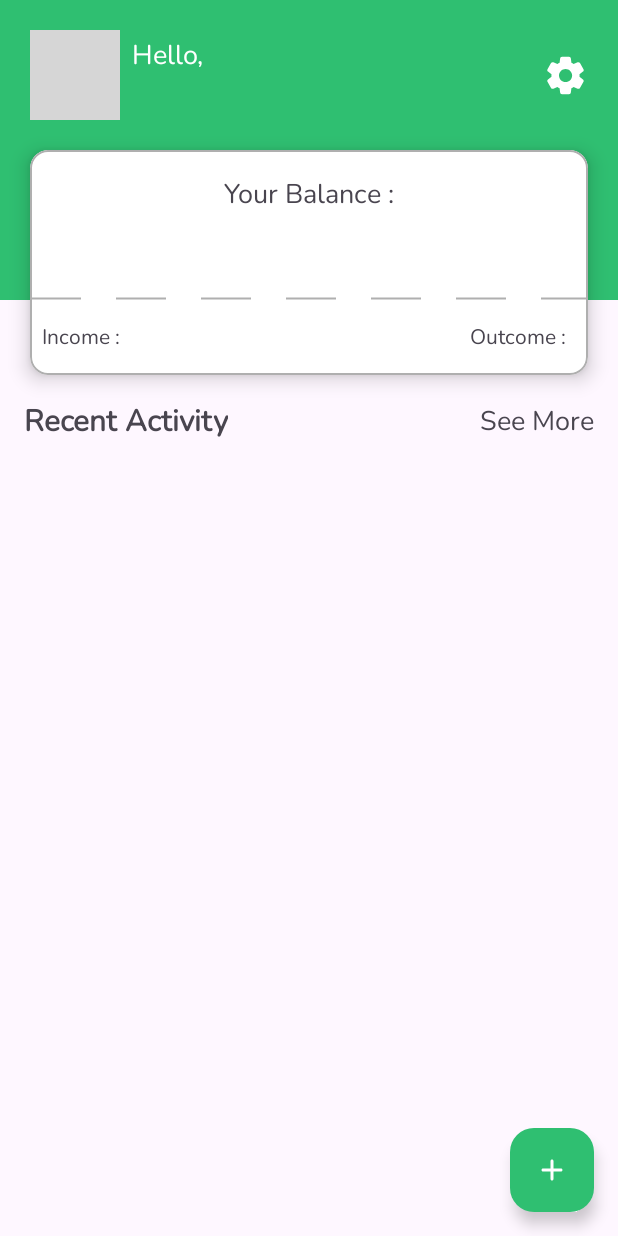
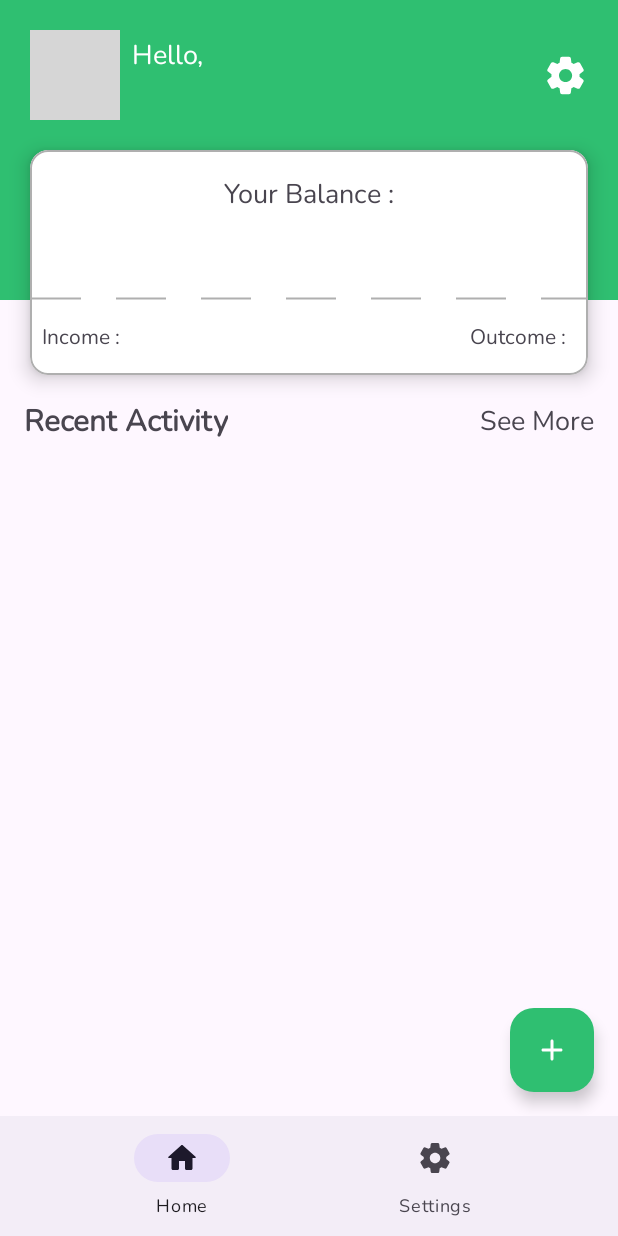
Before and after one commit to bagussubagja/wallet-wizard-app, an Android app: the screen it shows after launch (MainActivity before the commit, MenuActivity after it), after a tap on "Login", on a phone screen of 412 x 824 dp. Run offline under Robolectric (Android 15) with nearby library versions, the light colour scheme and no system bars; 1 other tap on this screen came first; grey boxes are pictures that could not be loaded.

Commit message:
Experimental with Bottom Navbar

```diff
--- a/app/src/main/AndroidManifest.xml
+++ b/app/src/main/AndroidManifest.xml
@@ -6,14 +6,15 @@
         android:allowBackup="true"
         android:dataExtractionRules="@xml/data_extraction_rules"
         android:fullBackupContent="@xml/backup_rules"
-
         android:label="@string/app_name"
-
         android:supportsRtl="true"
         android:theme="@style/Theme.WalletWizardApp"
         tools:targetApi="31">
         <activity
-            android:name=".MainActivity"
+            android:name=".activities.MenuActivity"
+            android:exported="false" />
+        <activity
+            android:name=".activities.MainActivity"
             android:exported="true">
             <intent-filter>
                 <action android:name="android.intent.action.MAIN" />
--- a/app/src/main/java/com/mantequilla/walletwizardapp/MainActivity.kt
+++ b/app/src/main/java/com/mantequilla/walletwizardapp/activities/MainActivity.kt
@@ -1,9 +1,10 @@
-package com.mantequilla.walletwizardapp
+package com.mantequilla.walletwizardapp.activities
 
 import androidx.appcompat.app.AppCompatActivity
 import android.os.Bundle
 import androidx.navigation.NavController
 import androidx.navigation.fragment.NavHostFragment
+import com.mantequilla.walletwizardapp.R
 
 class MainActivity : AppCompatActivity() {
     private lateinit var navController : NavController
--- /dev/null
+++ b/app/src/main/java/com/mantequilla/walletwizardapp/activities/MenuActivity.kt
@@ -0,0 +1,33 @@
+package com.mantequilla.walletwizardapp.activities
+
+import androidx.appcompat.app.AppCompatActivity
+import android.os.Bundle
+import androidx.fragment.app.Fragment
+import com.mantequilla.walletwizardapp.R
+import com.mantequilla.walletwizardapp.databinding.ActivityMenuBinding
+import com.mantequilla.walletwizardapp.fragments.HomeFragment
+import com.mantequilla.walletwizardapp.fragments.SettingFragment
+
+class MenuActivity : AppCompatActivity() {
+    private lateinit var binding : ActivityMenuBinding
+    override fun onCreate(savedInstanceState: Bundle?) {
+        super.onCreate(savedInstanceState)
+        binding = ActivityMenuBinding.inflate(layoutInflater)
+        setContentView(binding.root)
+        replaceFragment(HomeFragment())
+        binding.bottomNav.setOnItemSelectedListener {
+            when(it.itemId) {
+                R.id.homeFragmentId -> replaceFragment(HomeFragment())
+                R.id.settingFragmentId -> replaceFragment(SettingFragment())
+                else -> {}
+            }
+            true
+        }
+    }
+    private fun replaceFragment(fragment : Fragment) {
+        val fragmentManager = supportFragmentManager
+        val fragmentTransaction = fragmentManager.beginTransaction()
+        fragmentTransaction.replace(R.id.flMenuActivity, fragment)
+        fragmentTransaction.commit()
+    }
+}
--- a/app/src/main/java/com/mantequilla/walletwizardapp/fragments/HomeFragment.kt
+++ b/app/src/main/java/com/mantequilla/walletwizardapp/fragments/HomeFragment.kt
@@ -19,15 +19,15 @@
         savedInstanceState: Bundle?
     ): View {
        binding = FragmentHomeBinding.inflate(inflater, container, false)
-        binding.fabToAddTransactionActivity.setOnClickListener {
-            findNavController().navigate(R.id.action_homeFragment_to_addTransactionActivity)
-        }
-        binding.ivSettingButton.setOnClickListener {
-            findNavController().navigate(R.id.action_homeFragment_to_settingFragment)
-        }
-        binding.tvSeeMore.setOnClickListener {
-            findNavController().navigate(R.id.action_homeFragment_to_recentTransactionFragment)
-        }
+//        binding.fabToAddTransactionActivity.setOnClickListener {
+//            findNavController().navigate(R.id.action_homeFragment_to_addTransactionActivity)
+//        }
+//        binding.ivSettingButton.setOnClickListener {
+//            findNavController().navigate(R.id.action_homeFragment_to_settingFragment)
+//        }
+//        binding.tvSeeMore.setOnClickListener {
+//            findNavController().navigate(R.id.action_homeFragment_to_recentTransactionFragment)
+//        }
         return binding.root
     }
 }
--- /dev/null
+++ b/app/src/main/res/drawable/ic_home.xml
@@ -0,0 +1,5 @@
+<vector android:height="24dp" android:tint="#000000"
+    android:viewportHeight="24" android:viewportWidth="24"
+    android:width="24dp" xmlns:android="http://schemas.android.com/apk/res/android">
+    <path android:fillColor="@android:color/white" android:pathData="M10,19v-5h4v5c0,0.55 0.45,1 1,1h3c0.55,0 1,-0.45 1,-1v-7h1.7c0.46,0 0.68,-0.57 0.33,-0.87L12.67,3.6c-0.38,-0.34 -0.96,-0.34 -1.34,0l-8.36,7.53c-0.34,0.3 -0.13,0.87 0.33,0.87H5v7c0,0.55 0.45,1 1,1h3c0.55,0 1,-0.45 1,-1z"/>
+</vector>
--- /dev/null
+++ b/app/src/main/res/drawable/ic_setting.xml
@@ -0,0 +1,5 @@
+<vector android:height="24dp" android:tint="#000000"
+    android:viewportHeight="24" android:viewportWidth="24"
+    android:width="24dp" xmlns:android="http://schemas.android.com/apk/res/android">
+    <path android:fillColor="@android:color/white" android:pathData="M19.5,12c0,-0.23 -0.01,-0.45 -0.03,-0.68l1.86,-1.41c0.4,-0.3 0.51,-0.86 0.26,-1.3l-1.87,-3.23c-0.25,-0.44 -0.79,-0.62 -1.25,-0.42l-2.15,0.91c-0.37,-0.26 -0.76,-0.49 -1.17,-0.68l-0.29,-2.31C14.8,2.38 14.37,2 13.87,2h-3.73C9.63,2 9.2,2.38 9.14,2.88L8.85,5.19c-0.41,0.19 -0.8,0.42 -1.17,0.68L5.53,4.96c-0.46,-0.2 -1,-0.02 -1.25,0.42L2.41,8.62c-0.25,0.44 -0.14,0.99 0.26,1.3l1.86,1.41C4.51,11.55 4.5,11.77 4.5,12s0.01,0.45 0.03,0.68l-1.86,1.41c-0.4,0.3 -0.51,0.86 -0.26,1.3l1.87,3.23c0.25,0.44 0.79,0.62 1.25,0.42l2.15,-0.91c0.37,0.26 0.76,0.49 1.17,0.68l0.29,2.31C9.2,21.62 9.63,22 10.13,22h3.73c0.5,0 0.93,-0.38 0.99,-0.88l0.29,-2.31c0.41,-0.19 0.8,-0.42 1.17,-0.68l2.15,0.91c0.46,0.2 1,0.02 1.25,-0.42l1.87,-3.23c0.25,-0.44 0.14,-0.99 -0.26,-1.3l-1.86,-1.41C19.49,12.45 19.5,12.23 19.5,12zM12.04,15.5c-1.93,0 -3.5,-1.57 -3.5,-3.5s1.57,-3.5 3.5,-3.5s3.5,1.57 3.5,3.5S13.97,15.5 12.04,15.5z"/>
+</vector>
--- a/app/src/main/res/layout/activity_main.xml
+++ b/app/src/main/res/layout/activity_main.xml
@@ -4,7 +4,7 @@
     xmlns:tools="http://schemas.android.com/tools"
     android:layout_width="match_parent"
     android:layout_height="match_parent"
-    tools:context=".MainActivity">
+    tools:context=".activities.MainActivity">
 
 
     <androidx.fragment.app.FragmentContainerView
--- /dev/null
+++ b/app/src/main/res/layout/activity_menu.xml
@@ -0,0 +1,33 @@
+<?xml version="1.0" encoding="utf-8"?>
+<androidx.constraintlayout.widget.ConstraintLayout xmlns:android="http://schemas.android.com/apk/res/android"
+    xmlns:app="http://schemas.android.com/apk/res-auto"
+    xmlns:tools="http://schemas.android.com/tools"
+    android:layout_width="match_parent"
+    android:layout_height="match_parent"
+    tools:context=".activities.MenuActivity">
+
+    <FrameLayout
+        android:id="@+id/flMenuActivity"
+        android:layout_width="@dimen/dimen0dp"
+        android:layout_height="@dimen/dimen0dp"
+        app:layout_constraintBottom_toTopOf="@+id/bottomNav"
+        app:layout_constraintEnd_toEndOf="parent"
+        app:layout_constraintStart_toStartOf="parent"
+        app:layout_constraintTop_toTopOf="parent">
+
+
+    </FrameLayout>
+
+    <com.google.android.material.bottomnavigation.BottomNavigationView
+        android:id="@+id/bottomNav"
+        android:layout_width="@dimen/dimen0dp"
+        android:layout_height="wrap_content"
+        app:menu="@menu/bottom_nav_menu"
+        app:layout_constraintBottom_toBottomOf="parent"
+        app:layout_constraintEnd_toEndOf="parent"
+        app:layout_constraintStart_toStartOf="parent">
+
+    </com.google.android.material.bottomnavigation.BottomNavigationView>
+
+
+</androidx.constraintlayout.widget.ConstraintLayout>
--- /dev/null
+++ b/app/src/main/res/menu/bottom_nav_menu.xml
@@ -0,0 +1,15 @@
+<?xml version="1.0" encoding="utf-8"?>
+<menu xmlns:android="http://schemas.android.com/apk/res/android">
+
+    <item android:title="@string/home_title_navbar"
+        android:id="@+id/homeFragmentId"
+        android:icon="@drawable/ic_home"
+        android:iconTint="@color/greenPrimary"
+        />
+    <item android:title="@string/settings_title_navbar"
+        android:id="@+id/settingFragmentId"
+        android:icon="@drawable/ic_setting"
+        android:iconTint="@color/greenPrimary"
+        />
+
+</menu>
--- a/app/src/main/res/navigation/app_nav.xml
+++ b/app/src/main/res/navigation/app_nav.xml
@@ -3,23 +3,8 @@
     xmlns:app="http://schemas.android.com/apk/res-auto"
     xmlns:tools="http://schemas.android.com/tools"
     android:id="@+id/app_nav"
-    app:startDestination="@id/homeFragment">
+    app:startDestination="@id/navigation">
 
-    <fragment
-        android:id="@+id/homeFragment"
-        android:name="com.mantequilla.walletwizardapp.fragments.HomeFragment"
-        android:label="fragment_home"
-        tools:layout="@layout/fragment_home" >
-        <action
-            android:id="@+id/action_homeFragment_to_addTransactionActivity"
-            app:destination="@id/addTransactionActivity" />
-        <action
-            android:id="@+id/action_homeFragment_to_settingFragment"
-            app:destination="@id/settingFragment" />
-        <action
-            android:id="@+id/action_homeFragment_to_recentTransactionFragment"
-            app:destination="@id/recentTransactionFragment" />
-    </fragment>
     <fragment
         android:id="@+id/addTransactionActivity"
         android:name="com.mantequilla.walletwizardapp.fragments.AddTransactionFragment"
@@ -35,4 +20,18 @@
         android:name="com.mantequilla.walletwizardapp.fragments.RecentTransactionFragment"
         android:label="fragment_recent_transaction"
         tools:layout="@layout/fragment_recent_transaction" />
+    <navigation android:id="@+id/navigation"
+        app:startDestination="@id/menuActivity2">
+        <activity
+            android:id="@+id/menuActivity2"
+            android:name="com.mantequilla.walletwizardapp.activities.MenuActivity"
+            android:label="activity_menu"
+            tools:layout="@layout/activity_menu" />
+        <action
+            android:id="@+id/action_global_recentTransactionFragment"
+            app:destination="@id/recentTransactionFragment" />
+        <action
+            android:id="@+id/action_global_addTransactionActivity"
+            app:destination="@id/addTransactionActivity" />
+    </navigation>
 </navigation>
--- a/app/src/main/res/values/strings.xml
+++ b/app/src/main/res/values/strings.xml
@@ -26,6 +26,8 @@
     <string name="recent_activity">Recent Activity</string>
     <string name="see_more">See More</string>
     <string name="fabutton">FAButton</string>
+    <string name="home_title_navbar">Home</string>
+    <string name="settings_title_navbar">Settings</string>
     <string-array name="transactionType">
         <item>Credit</item>
         <item>Debit</item>
```
